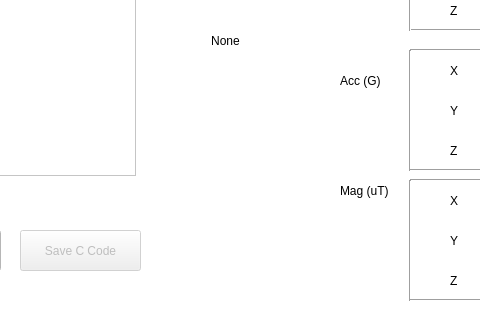
The window that Code/Version 0_2/IceCream/mainwindow.ui (VxGeeks/rockyroad) describes before a commit, drawn with Qt 5; both pictures show x 150 to 630 and y 280 to 600 of the 800 by 600 pixel window.
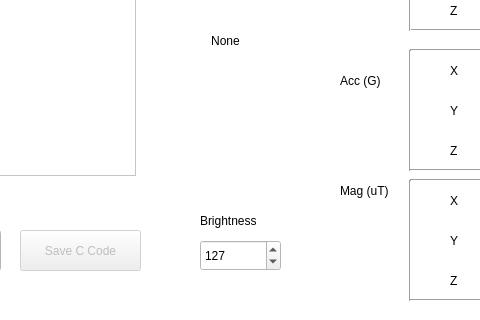
The same window after the commit.

Commit message: Adding Brightness Box

```diff
--- a/Code/Version 0_2/IceCream/mainwindow.ui
+++ b/Code/Version 0_2/IceCream/mainwindow.ui
@@ -761,6 +761,38 @@
      <string>Y</string>
     </property>
    </widget>
+   <widget class="QSpinBox" name="Brightness">
+    <property name="geometry">
+     <rect>
+      <x>350</x>
+      <y>520</y>
+      <width>81</width>
+      <height>31</height>
+     </rect>
+    </property>
+    <property name="toolTip">
+     <string>0-254</string>
+    </property>
+    <property name="maximum">
+     <number>254</number>
+    </property>
+    <property name="value">
+     <number>127</number>
+    </property>
+   </widget>
+   <widget class="QLabel" name="label_17">
+    <property name="geometry">
+     <rect>
+      <x>350</x>
+      <y>490</y>
+      <width>81</width>
+      <height>21</height>
+     </rect>
+    </property>
+    <property name="text">
+     <string>Brightness</string>
+    </property>
+   </widget>
    <zorder>pushButton_LoadImage</zorder>
    <zorder>label_Filename</zorder>
    <zorder>label_Status</zorder>
```
Left out of the diff: 2 changed lines with no effect on the pictures. The commit also changes 32 other files.
